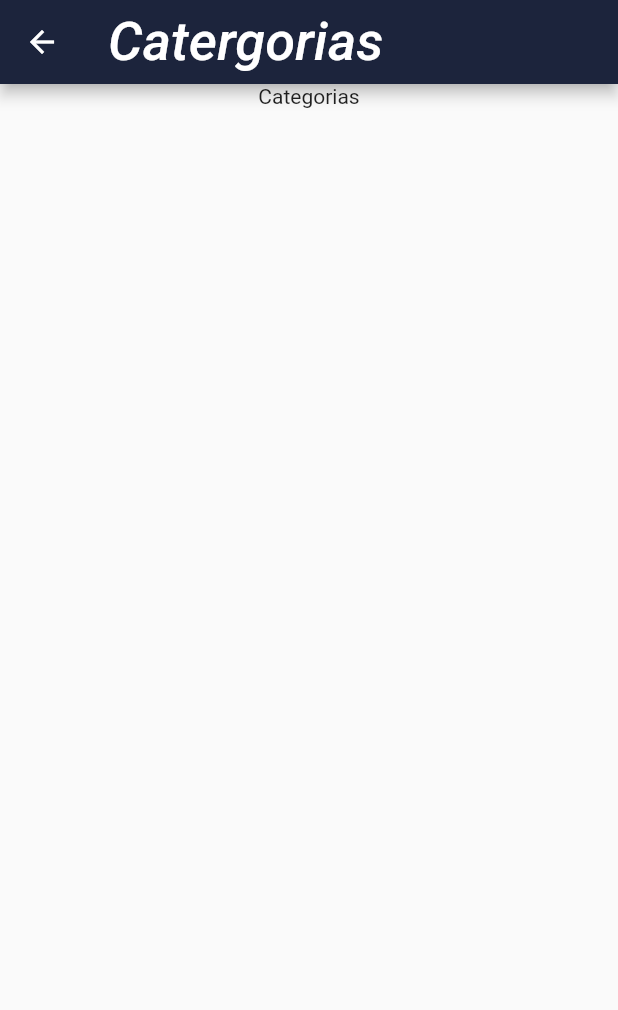
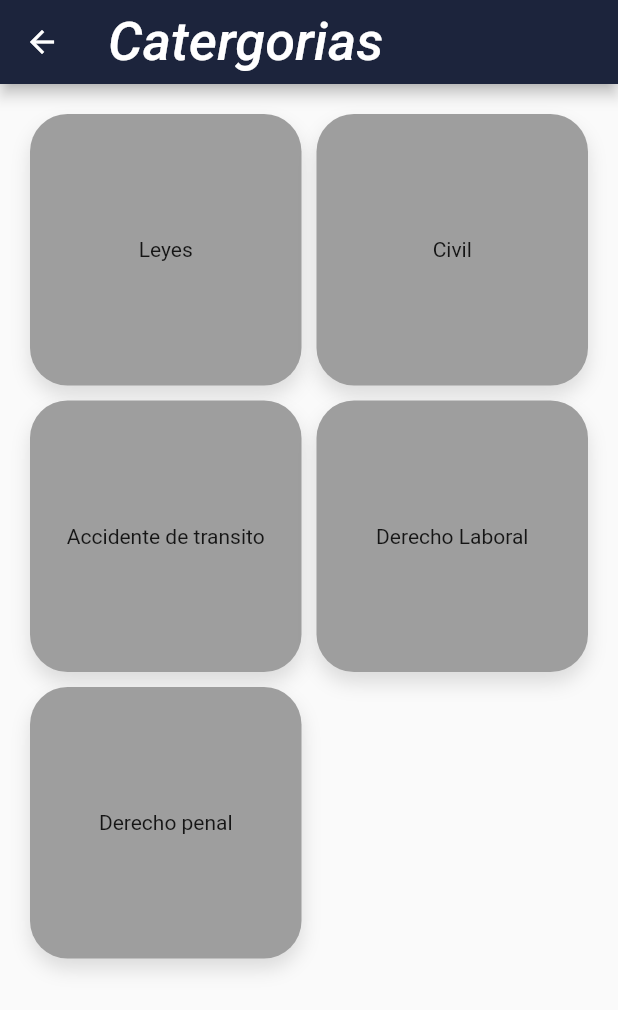
Before and after one commit to practicatto/Frontend-LP, a Flutter app: the Home screen opened by its route, after a tap on "Categorias", on a phone screen of 412 x 824 dp. Shown: the top 1010 px of the screen. Run offline on Flutter 3.47's test engine with Material 2 defaults, Android fonts, the phone set to English and light mode, and no system bars; Roboto replaces fonts that are missing (Hind).

Commit message:
Implementacion de ciudades y categorias

```diff
--- /dev/null
+++ b/abonet/lib/models/Categoria.dart
@@ -0,0 +1,54 @@
+import 'dart:convert';
+
+class Categoria {
+  int id;
+  String nombre;
+  String descripcion;
+
+  Categoria(this.id, this.nombre, this.descripcion);
+
+  Categoria copyWith({
+    required int id,
+    required String nombre,
+    required String descripcion,
+  }) {
+    return Categoria(id, nombre, descripcion);
+  }
+
+  Map<String, dynamic> toMap() {
+    return {'id': id, 'nombre': nombre, 'descripcion': descripcion};
+  }
+
+  factory Categoria.fromMap(Map<String, dynamic> map) {
+    return Categoria(
+      map['id']?.toInt() ?? 0,
+      map['nombre'] ?? '',
+      map['descripcion'] ?? '',
+    );
+  }
+
+  String toJson() => json.encode(toMap());
+
+  factory Categoria.fromJson(String source) =>
+      Categoria.fromMap(json.decode(source));
+
+  @override
+  String toString() {
+    return 'Categoria(id: $id, nombre: $nombre, descripcion: $descripcion)';
+  }
+
+  @override
+  bool operator ==(Object other) {
+    if (identical(this, other)) return true;
+
+    return other is Categoria &&
+        other.id == id &&
+        other.nombre == nombre &&
+        other.descripcion == descripcion;
+  }
+
+  @override
+  int get hashCode {
+    return id.hashCode ^ nombre.hashCode ^ descripcion.hashCode;
+  }
+}
--- /dev/null
+++ b/abonet/lib/ui/cardGeneric.dart
@@ -0,0 +1,27 @@
+import 'package:flutter/material.dart';
+
+class CardGeneric extends StatelessWidget {
+  final String title;
+
+  const CardGeneric({Key? key, required this.title}) : super(key: key);
+
+  @override
+  Widget build(BuildContext context) {
+    return Container(
+      width: double.infinity,
+      height: 400,
+      decoration: _boxDecoration(),
+      child: Stack(
+        children: [Center(child: Text(this.title))],
+      ),
+    );
+  }
+
+  BoxDecoration _boxDecoration() => BoxDecoration(
+          color: Colors.grey,
+          borderRadius: BorderRadius.circular(25),
+          boxShadow: [
+            BoxShadow(
+                color: Colors.black12, offset: Offset(0, 7), blurRadius: 10)
+          ]);
+}
--- a/abonet/lib/views/Categorias.dart
+++ b/abonet/lib/views/Categorias.dart
@@ -1,6 +1,16 @@
+import 'package:abonet/models/Categoria.dart';
+import 'package:abonet/ui/cardGeneric.dart';
 import 'package:flutter/material.dart';
 
 class Categorias extends StatefulWidget {
+  final List<Categoria> data = [
+    Categoria(1, "Leyes", "Leyes basicas"),
+    Categoria(2, "Civil", "Leyes para el pueblo"),
+    Categoria(3, "Accidente de transito", "Leyes para transito"),
+    Categoria(4, "Derecho Laboral", "Leyes para trabajadores"),
+    Categoria(5, "Derecho penal", "Leyes penales"),
+  ];
+
   Categorias({Key? key, required this.title}) : super(key: key);
   final String title;
 
@@ -9,6 +19,16 @@ class Categorias extends StatefulWidget {
 }
 
 class _CategoriasState extends State<Categorias> {
+  List<Widget> generarCards() {
+    List<Widget> lista = [];
+    widget.data.forEach((element) {
+      lista.add(CardGeneric(
+        title: element.nombre,
+      ));
+    });
+    return lista;
+  }
+
   @override
   Widget build(BuildContext context) {
     return Scaffold(
@@ -16,12 +36,17 @@ class _CategoriasState extends State<Categorias> {
           title: Text(widget.title),
         ),
         body: Center(
-          child: Column(
-            mainAxisAlignment: MainAxisAlignment.start,
+          child: ListView(
             children: <Widget>[
-              Text(
-                'Categorias',
-              ),
+              GridView.count(
+                physics: NeverScrollableScrollPhysics(),
+                shrinkWrap: true,
+                padding: const EdgeInsets.all(20),
+                crossAxisSpacing: 10,
+                mainAxisSpacing: 10,
+                crossAxisCount: 2,
+                children: generarCards(),
+              )
             ],
           ),
         ) // This trailing comma makes auto-formatting nicer for build methods.
--- a/abonet/lib/views/home.dart
+++ b/abonet/lib/views/home.dart
@@ -10,19 +10,40 @@ class Home extends StatefulWidget {
   _HomeState createState() => _HomeState();
 }
 
-class _HomeState extends State<Home> {
+class _HomeState extends State<Home> with TickerProviderStateMixin {
   int _selectedIndex = 0;
+  late TabController _tabController;
 
   static const TextStyle optionStyle =
       TextStyle(fontSize: 30, fontWeight: FontWeight.bold);
+
+  @override
+  void initState() {
+    super.initState();
+    _tabController = TabController(length: 3, vsync: this);
+  }
 
   @override
   Widget build(BuildContext context) {
     return Scaffold(
       appBar: AppBar(
         title: Text(widget.title),
+        bottom: TabBar(
+          controller: _tabController,
+          tabs: const <Widget>[
+            Tab(
+              text: "Inicio",
+            ),
+            Tab(
+              text: "Ciudades",
+            ),
+            Tab(
+              text: "Categoria",
+            ),
+          ],
+        ),
       ),
-      body: Center(
+      /*body: Center(
         child: Column(
           mainAxisAlignment: MainAxisAlignment.center,
           children: <Widget>[
@@ -46,6 +67,43 @@ class _HomeState extends State<Home> {
                 child: Text("Ciudades"))
           ],
         ),
+      ),*/
+      body: TabBarView(
+        controller: _tabController,
+        children: <Widget>[
+          Center(
+            child: Column(
+              mainAxisAlignment: MainAxisAlignment.center,
+              children: <Widget>[
+                Text(
+                  'You have pushed the button this many times:',
+                ),
+                ElevatedButton(
+                    onPressed: () =>
+                        Navigator.pushNamed(context, route.loginView),
+                    child: Text("login")),
+                ElevatedButton(
+                    onPressed: () =>
+                        Navigator.pushNamed(context, route.categoriasView),
+                    child: Text("Categorias")),
+                ElevatedButton(
+                    onPressed: () =>
+                        Navigator.pushNamed(context, route.rankingsView),
+                    child: Text("Rankings")),
+                ElevatedButton(
+                    onPressed: () =>
+                        Navigator.pushNamed(context, route.ciudadesView),
+                    child: Text("Ciudades"))
+              ],
+            ),
+          ),
+          Center(
+            child: Text("Ciudades"),
+          ),
+          Center(
+            child: Text("Categoria"),
+          ),
+        ],
       ),
       bottomNavigationBar: BottomNavigationBar(
           type: BottomNavigationBarType.fixed,
--- a/abonet/lib/views/ranking.dart
+++ b/abonet/lib/views/ranking.dart
@@ -16,8 +16,7 @@ class _RankingState extends State<Ranking> {
           title: Text(widget.title),
         ),
         body: Center(
-          child: Column(
-            mainAxisAlignment: MainAxisAlignment.start,
+          child: ListView(
             children: <Widget>[
               Text(
                 'Ranking',
```
Also changed, not shown: abonet/lib/models/Ciudad.dart (added, +53 -0 lines), abonet/lib/views/ciudades.dart (+27 -5 lines).
